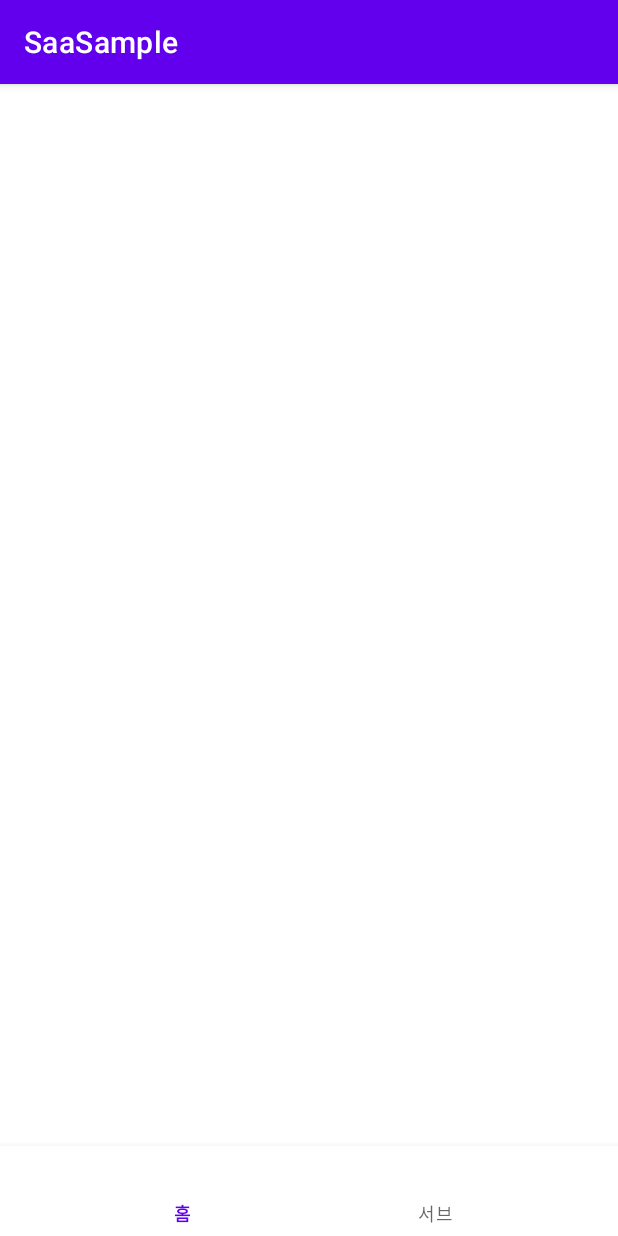
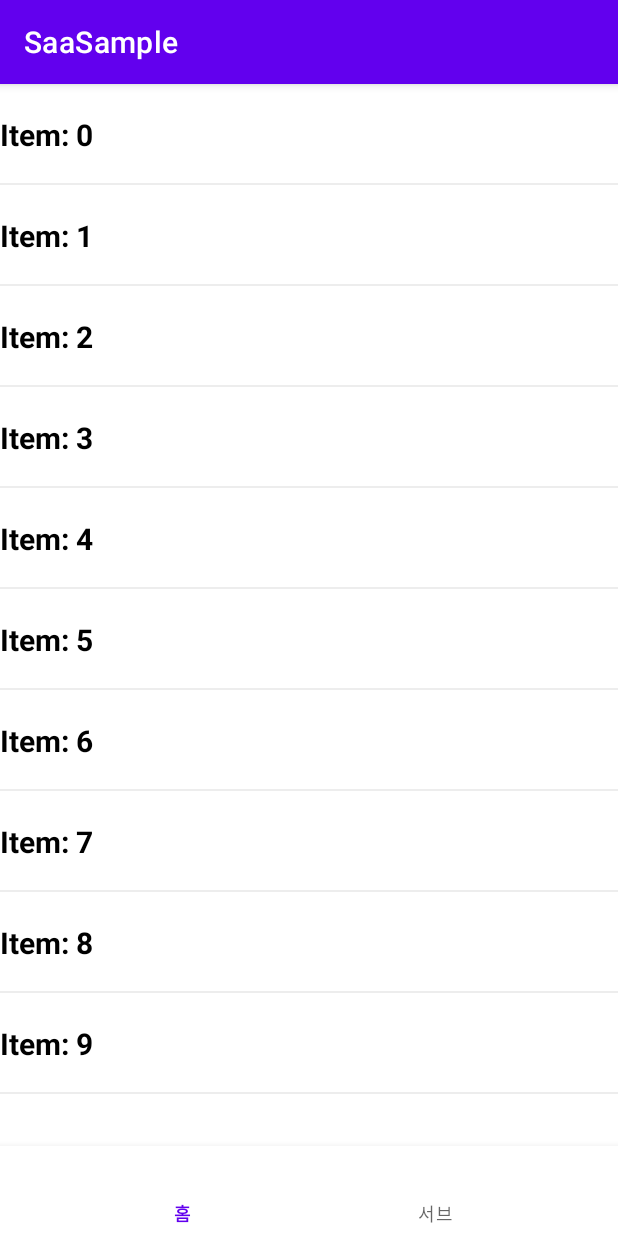
Before and after one commit to minsuk-jang/SingleActivityArchitecture, an Android app: the screen it shows after launch (MainActivity), on a phone screen of 412 x 824 dp. Run offline under Robolectric (Android 15) with nearby library versions, the phone set to English and light mode, and no system bars; our stand-ins replace Dagger/Hilt's generated code, data binding, navigation-ui.

Commit message:
테스트 환경 구축

```diff
--- a/app/src/main/java/com/example/saasample/MainActivity.kt
+++ b/app/src/main/java/com/example/saasample/MainActivity.kt
@@ -5,6 +5,7 @@ import android.os.Bundle
 import androidx.navigation.NavController
 import androidx.navigation.NavHost
 import androidx.navigation.fragment.NavHostFragment
+import androidx.navigation.ui.setupWithNavController
 import com.example.saasample.base.BaseActivity
 import com.example.saasample.databinding.ActivityMainBinding
 import dagger.hilt.android.AndroidEntryPoint
@@ -23,5 +24,7 @@ class MainActivity : BaseActivity<ActivityMainBinding>(R.layout.activity_main) {
         val navHostFragment =
             supportFragmentManager.findFragmentById(R.id.fragment_container_view) as NavHostFragment
         controller = navHostFragment.navController
+
+        binding.bottomNavigation.setupWithNavController(controller)
     }
 }
--- a/app/src/main/java/com/example/saasample/main/MainFragment.kt
+++ b/app/src/main/java/com/example/saasample/main/MainFragment.kt
@@ -1,6 +1,7 @@
 package com.example.saasample.main
 
 import android.os.Bundle
+import android.util.Log
 import android.view.View
 import androidx.fragment.app.viewModels
 import androidx.recyclerview.widget.LinearLayoutManager
@@ -23,7 +24,6 @@ class MainFragment : BaseFragment<FragmentMainBinding>(R.layout.fragment_main) {
 
     override fun onViewCreated(view: View, savedInstanceState: Bundle?) {
         super.onViewCreated(view, savedInstanceState)
-
         bindRecyclerView()
 
         initLoad()
@@ -31,6 +31,7 @@ class MainFragment : BaseFragment<FragmentMainBinding>(R.layout.fragment_main) {
     }
 
     private fun initLoad() {
+        Log.e("jms8732", "initLoad: ", )
         vm.load()
     }
 
@@ -48,10 +49,10 @@ class MainFragment : BaseFragment<FragmentMainBinding>(R.layout.fragment_main) {
         repeatOnLifecycle {
             launch {
                 vm.items.collectLatest {
+                    Log.e("jms8732", "observe: $it", )
                     adapter.submitList(it)
                 }
             }
         }
     }
-
 }
--- a/app/src/main/java/com/example/saasample/main/MainFragmentViewModel.kt
+++ b/app/src/main/java/com/example/saasample/main/MainFragmentViewModel.kt
@@ -1,5 +1,6 @@
 package com.example.saasample.main
 
+import android.util.Log
 import androidx.lifecycle.ViewModel
 import androidx.lifecycle.viewModelScope
 import dagger.hilt.android.lifecycle.HiltViewModel
@@ -18,6 +19,7 @@ class MainFragmentViewModel @Inject constructor() : ViewModel() {
 
     fun load() {
         viewModelScope.launch {
+            Log.e("jms8732", "load", )
             _items.update {
                 buildList {
                     repeat(10) {
--- a/app/src/main/java/com/example/saasample/viewholder/TitleViewHolder.kt
+++ b/app/src/main/java/com/example/saasample/viewholder/TitleViewHolder.kt
@@ -4,9 +4,10 @@ import android.view.View
 import com.example.saasample.databinding.CellItemBinding
 
 
-class TitleViewHolder(private val view : View): BaseViewHolder<CellItemBinding,String>(view){
+class TitleViewHolder(private val view: View) : BaseViewHolder<CellItemBinding, String>(view) {
     override fun bind(item: String, position: Int) {
         super.bind(item, position)
-
+        binding.textViewTitle.text = item
+        binding.executePendingBindings()
     }
 }
--- a/app/src/main/res/layout/activity_main.xml
+++ b/app/src/main/res/layout/activity_main.xml
@@ -14,7 +14,7 @@
             android:layout_width="0dp"
             android:layout_height="0dp"
             app:defaultNavHost="true"
-            app:graph="@navigation/graph_main"
+            app:navGraph="@navigation/graph_main"
             app:layout_constraintBottom_toTopOf="@id/bottom_navigation"
             app:layout_constraintEnd_toEndOf="parent"
             app:layout_constraintStart_toStartOf="parent"
@@ -26,6 +26,7 @@
             android:layout_width="0dp"
             android:layout_height="60dp"
             app:menu="@menu/menu_main"
+            app:labelVisibilityMode="labeled"
             app:layout_constraintBottom_toBottomOf="parent"
             app:layout_constraintEnd_toEndOf="parent"
             app:layout_constraintStart_toStartOf="parent" />
--- a/app/src/main/res/layout/fragment_main.xml
+++ b/app/src/main/res/layout/fragment_main.xml
@@ -14,7 +14,9 @@
             app:layout_constraintBottom_toBottomOf="parent"
             app:layout_constraintEnd_toEndOf="parent"
             app:layout_constraintStart_toStartOf="parent"
-            app:layout_constraintTop_toTopOf="parent" />
+            app:layout_constraintTop_toTopOf="parent"
+            tools:itemCount="4"
+            tools:listitem="@layout/cell_item" />
 
     </androidx.constraintlayout.widget.ConstraintLayout>
 </layout>
--- a/app/src/main/res/navigation/graph_main.xml
+++ b/app/src/main/res/navigation/graph_main.xml
@@ -1,11 +1,12 @@
 <?xml version="1.0" encoding="utf-8"?>
 <navigation xmlns:android="http://schemas.android.com/apk/res/android"
     xmlns:app="http://schemas.android.com/apk/res-auto"
-    android:id="@+id/graph_main">
+    android:id="@+id/graph_main"
+    app:startDestination="@id/graph_nested_main">
 
-    <navigation android:id="@+id/graph_nested_main" />
+    <include app:graph="@navigation/graph_nested_main" />
 
-    <navigation android:id="@id/graph_nested_sub" />
+    <include app:graph="@navigation/graph_nested_sub" />
 
 
 </navigation>
```
Also changed, not shown: app/src/main/java/com/example/saasample/DetailFragment.kt (added, +14 -0 lines), app/src/main/res/layout/fragment_detail.xml (added, +11 -0 lines).
